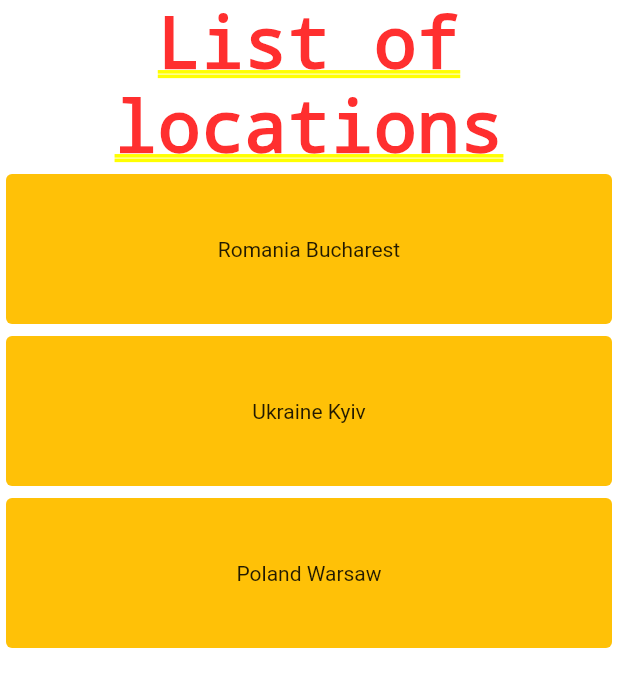
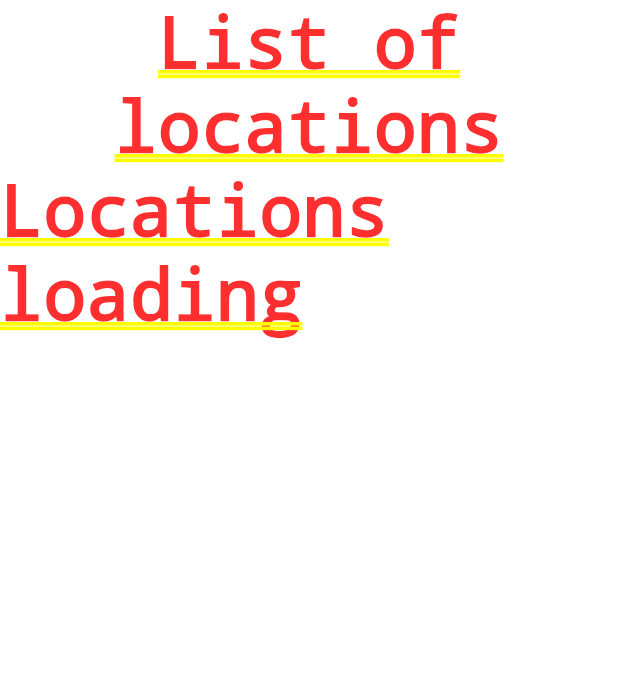
Before and after one commit to ovicristurean/CostOfLiving, a Flutter app: the first screen one second after launch, on a phone screen of 412 x 824 dp. Shown: the top 687 px of the screen. Run offline on Flutter 3.47's test engine with Material 2 defaults, Android fonts, the phone set to English and light mode, and no system bars; our stand-ins replace flutter_bloc; missing offline and left inert: dart:ffi.

Commit message:
setup LocationsBloc and LocationsState

```diff
--- /dev/null
+++ b/cost_of_living/lib/domain/bloc/LocationsBloc.dart
@@ -0,0 +1,23 @@
+import 'package:cost_of_living/domain/bloc/state/locations_state.dart';
+import 'package:cost_of_living/domain/model/location_model.dart';
+import 'package:cost_of_living/presentation/model/location_view_data.dart';
+import 'package:flutter_bloc/flutter_bloc.dart';
+
+class LocationsBloc extends Cubit<LocationsState> {
+  LocationsBloc() : super(LocationsLoading());
+
+  void requestLocations() {
+    emit(LocationsLoading());
+
+    Future.delayed(const Duration(seconds: 2), () {
+      emit(LocationsFetched(locations: [
+        toViewData(const LocationModel(
+            cityId: 1, cityName: "Bucharest", countryName: "Romania")),
+        toViewData(const LocationModel(
+            cityId: 2, cityName: "Kyiv", countryName: "Ukraine")),
+        toViewData(const LocationModel(
+            cityId: 3, cityName: "Warsaw", countryName: "Poland")),
+      ]));
+    });
+  }
+}
--- /dev/null
+++ b/cost_of_living/lib/domain/bloc/state/locations_state.dart
@@ -0,0 +1,15 @@
+import 'package:cost_of_living/presentation/model/location_view_data.dart';
+import 'package:flutter/material.dart';
+
+@immutable
+abstract class LocationsState {}
+
+class LocationsLoading extends LocationsState {}
+
+class LocationsFetched extends LocationsState {
+  final List<LocationViewData> locations;
+
+  LocationsFetched({required this.locations});
+}
+
+class LocationsError extends LocationsState {}
--- a/cost_of_living/lib/domain/mapper/location_mapper.dart
+++ b/cost_of_living/lib/domain/mapper/location_mapper.dart
@@ -1,5 +1,5 @@
 import 'package:cost_of_living/data/model/location.dart';
-import 'package:cost_of_living/domain/model/city_model.dart';
+import 'package:cost_of_living/domain/model/location_model.dart';
 
 LocationModel toModel(Location city) {
   return LocationModel(
--- a/cost_of_living/lib/presentation/model/location_view_data.dart
+++ b/cost_of_living/lib/presentation/model/location_view_data.dart
@@ -1,4 +1,4 @@
-import 'package:cost_of_living/domain/model/city_model.dart';
+import 'package:cost_of_living/domain/model/location_model.dart';
 
 class LocationViewData {
   final String cityName;
--- a/cost_of_living/lib/presentation/screens/home_screen.dart
+++ b/cost_of_living/lib/presentation/screens/home_screen.dart
@@ -1,29 +1,50 @@
-import 'package:cost_of_living/presentation/model/location_view_data.dart';
+import 'package:cost_of_living/domain/bloc/LocationsBloc.dart';
+import 'package:cost_of_living/domain/bloc/state/locations_state.dart';
 import 'package:cost_of_living/presentation/widgets/locations_list.dart';
 import 'package:flutter/material.dart';
+import 'package:flutter_bloc/flutter_bloc.dart';
 
 class HomeScreen extends StatelessWidget {
   const HomeScreen({Key? key}) : super(key: key);
 
   @override
   Widget build(BuildContext context) {
-    return Container(
+    return BlocProvider(
+      create: (BuildContext context) => LocationsBloc(),
+      child: Container(
         color: Colors.white,
         child: Column(
           crossAxisAlignment: CrossAxisAlignment.center,
-        children: const [
-          Text(
+          children: [
+            const Text(
               "List of locations",
               textAlign: TextAlign.center,
             ),
-          LocationsList(
-            elements: [
-              LocationViewData(cityName: "Bucharest", countryName: "Romania"),
-              LocationViewData(cityName: "Kyiv", countryName: "Ukraine"),
-              LocationViewData(cityName: "Warsaw", countryName: "Poland")
+            BlocBuilder<LocationsBloc, LocationsState>(
+              builder: (context, state) {
+                switch (state.runtimeType) {
+                  case LocationsFetched:
+                    {
+                      return LocationsList(
+                          elements: (state as LocationsFetched).locations);
+                    }
+
+                  case LocationsLoading:
+                    {
+                      BlocProvider.of<LocationsBloc>(context)
+                          .requestLocations();
+                      return Text("Locations loading");
+                    }
+
+                  default:
+                    {
+                      return const Text("Unsupported state");
+                    }
+                }
+              },
+            ),
           ],
         ),
-        ],
       ),
     );
   }
```
Also changed, not shown: cost_of_living/lib/domain/model/location_model.dart (renamed from cost_of_living/lib/domain/model/city_model.dart). Lines whose indentation alone changed are shown as unchanged.
